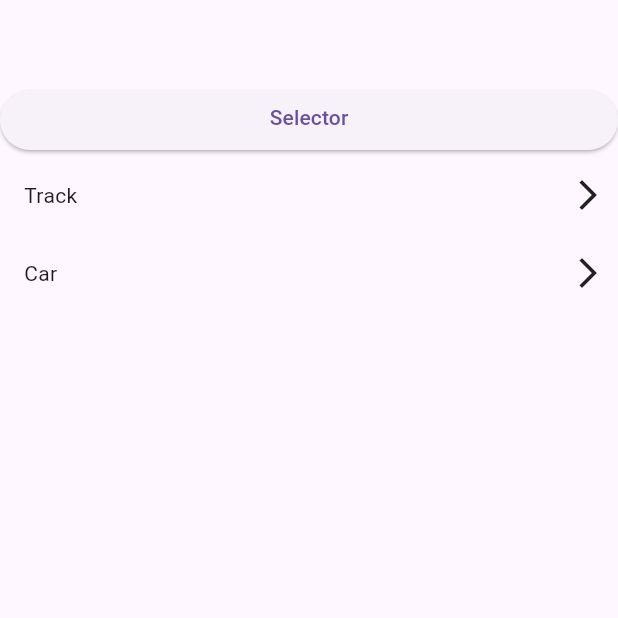
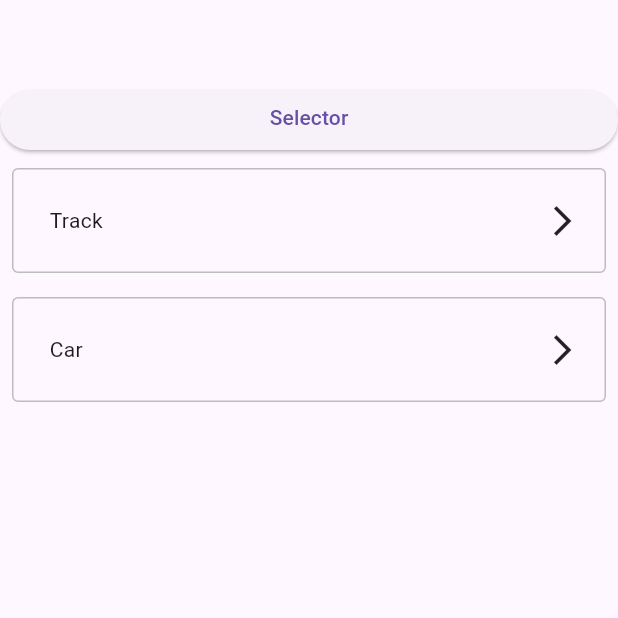
Before and after one commit to abathur8bit/axorion_uibits, a Flutter app: the screen it shows after launch, on a phone screen of 412 x 824 dp, the top half of it. Run offline on Flutter 3.47's test engine with Material 3 defaults, Android fonts, the phone set to English and light mode, and no system bars.

Commit message:
- Select field can be customized with label width being passed in - Select list field now highlights when the mouse moves over and away from the field.

```diff
--- a/lib/src/selectlist.dart
+++ b/lib/src/selectlist.dart
@@ -4,34 +4,61 @@ class ASelectField extends StatefulWidget {
   void Function(int)? onTap;
   final String label;
   int? selected;
+  double labelWidth;
   final List<Object> items;
   final EdgeInsetsGeometry? padding;
-  ASelectField({super.key, required this.label,required this.items,this.padding,this.selected,this.onTap});
+  ASelectField({super.key, required this.label,required this.items,this.padding,this.selected,this.onTap,this.labelWidth=150.0});
 
   @override
   State<ASelectField> createState() => _ASelectFieldState();
 }
 
 class _ASelectFieldState extends State<ASelectField> {
+  Color? fieldColor;
+
   @override
   Widget build(BuildContext context) {
+    if(fieldColor == null) {
+      fieldColor = Theme.of(context).colorScheme.background;
+    }
     Object? item;
     if (widget.selected != null) {
       item = widget.items[widget.selected!];
     }
-    Row row = Row(children: [
-      Container(padding: widget.padding, width: 150, child: Text(widget.label)),
-      Expanded(child: Text(item?.toString() ?? "")),
+
+    Widget row = Row(children: [
+      Container(padding: widget.padding, width: widget.labelWidth, child: Text(widget.label)),
+      Expanded(child: Text(item?.toString() ?? "",style:TextStyle(fontWeight:FontWeight.bold))),
       const Icon(Icons.arrow_forward_ios)
     ]);
+    Widget w = MouseRegion(onEnter:(event) => onEntered(),onExit: (event) => onExit(),
+        child:Container(
+            padding: EdgeInsets.all(16.0),
+            decoration:BoxDecoration(color: fieldColor,borderRadius: BorderRadius.all(Radius.circular(4)),border: Border.all(width: 1, color: Colors.grey.shade400)),
+            child: row));
     if (widget.padding != null) {
       return GestureDetector(
           onTap: () => onSelector(context),
-          child: Padding(padding: widget.padding!,child: row)
+          child: Padding(padding: widget.padding!,child: w)
       );
     } else {
-      return GestureDetector(onTap: () => onSelector(context), child: row);
+      return GestureDetector(onTap: () => onSelector(context), child: w);
     }
+  }
+
+  void onEntered() {
+    print("enter");
+    setState(() {
+      Color c = Theme.of(context).colorScheme.secondary;
+      fieldColor = Color.fromARGB(0x11,c.red,c.green,c.green);
+    });
+  }
+
+  void onExit() {
+    print("exit");
+    setState(() {
+      fieldColor = Theme.of(context).colorScheme.background;
+    });
   }
 
   void onSelector(BuildContext context) async {
```
